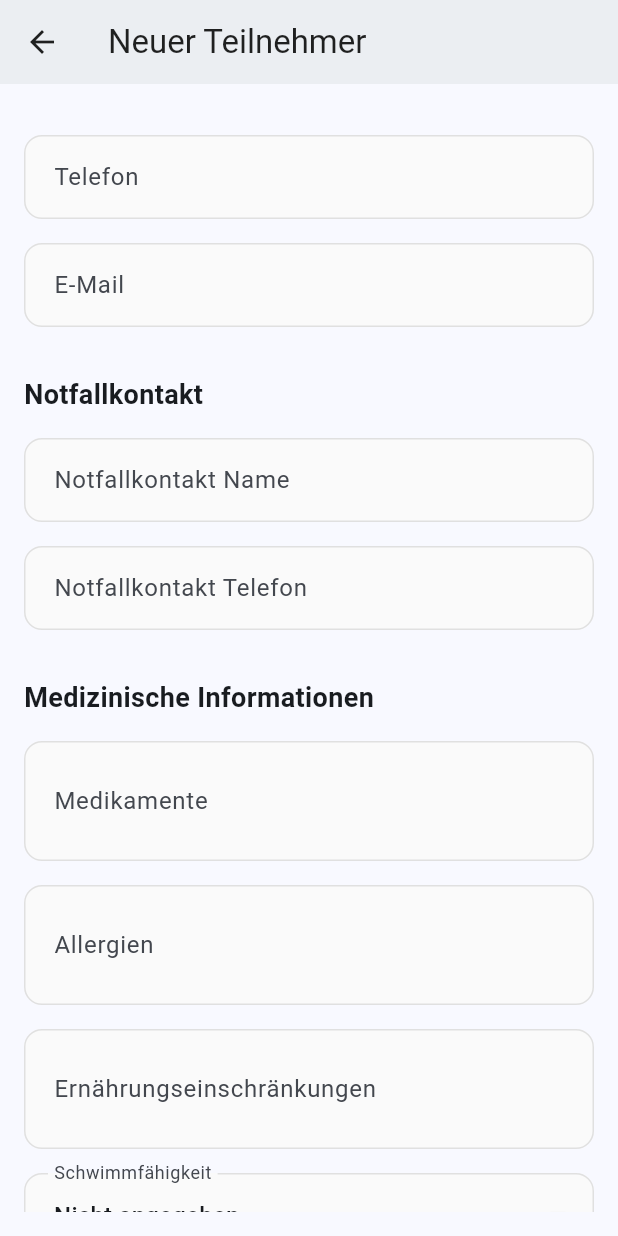
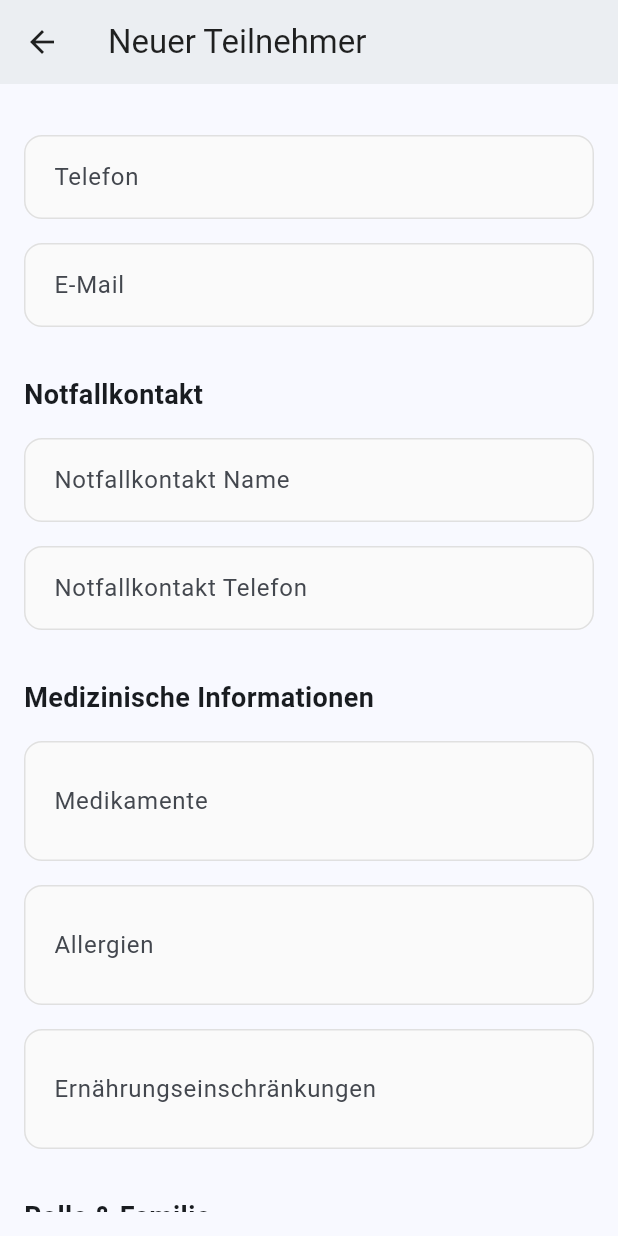
Before and after one commit to ptC7H12/Freizeitkasse, a Flutter app: the ParticipantFormScreen screen opened directly, scrolled down 576 dp, on a phone screen of 412 x 824 dp. Run offline on Flutter 3.47's test engine with Material 3 defaults, Android fonts, the phone set to English and light mode, and no system bars; our stand-ins replace drift, file_picker, fl_chart, flutter_riverpod, logger, pdf and 2 more; missing offline and left inert: barcode, excel; accounts and stored records are empty; generated files the repository leaves out were written again.

Commit message:
fix: Fix participant creation and remove swim ability field
This commit addresses two issues:

1. Fix Ruleset Bug:
   - Ruleset creation/update now properly populates JSON fields (ageGroups, roleDiscounts, familyDiscount)
   - Previously these fields were NULL, causing price calculation to fail
   - Added jsonEncode to convert parsed YAML data to JSON strings for database storage

2. Remove Swim Ability Field:
   - Removed swimAbility column from Participants table
   - Removed swimAbility from ParticipantRepository (create/update methods)
   - Removed swimAbility dropdown from participant form screen
   - Removed swimAbilities constant from AppConstants
   - Removed swimAbility from Excel import/export services

IMPORTANT: Run 'flutter pub run build_runner build --delete-conflicting-outputs'
to regenerate database schema after pulling these changes.

Fixes: Age group lookup returning 0 groups during participant creation

```diff
--- a/lib/data/database/app_database.dart
+++ b/lib/data/database/app_database.dart
@@ -42,7 +42,6 @@ class Participants extends Table {
   TextColumn get medications => text().nullable()();
   TextColumn get allergies => text().nullable()();
   TextColumn get dietaryRestrictions => text().nullable()();
-  TextColumn get swimAbility => text().withLength(max: 50).nullable()();
   TextColumn get notes => text().nullable()();
   BoolColumn get bildungUndTeilhabe => boolean().withDefault(const Constant(false))();
   RealColumn get calculatedPrice => real().withDefault(const Constant(0.0))();
--- a/lib/data/repositories/participant_repository.dart
+++ b/lib/data/repositories/participant_repository.dart
@@ -96,7 +96,6 @@ class ParticipantRepository {
     String? medications,
     String? allergies,
     String? dietaryRestrictions,
-    String? swimAbility,
     String? notes,
     bool bildungUndTeilhabe = false,
     int? roleId,
@@ -129,7 +128,6 @@ class ParticipantRepository {
       medications: Value(medications),
       allergies: Value(allergies),
       dietaryRestrictions: Value(dietaryRestrictions),
-      swimAbility: Value(swimAbility),
       notes: Value(notes),
       bildungUndTeilhabe: Value(bildungUndTeilhabe),
       calculatedPrice: Value(calculatedPrice),
@@ -173,7 +171,6 @@ class ParticipantRepository {
     String? medications,
     String? allergies,
     String? dietaryRestrictions,
-    String? swimAbility,
     String? notes,
     bool? bildungUndTeilhabe,
     int? roleId,
@@ -227,8 +224,6 @@ class ParticipantRepository {
       dietaryRestrictions: dietaryRestrictions != null
           ? Value(dietaryRestrictions)
           : const Value.absent(),
-      swimAbility:
-          swimAbility != null ? Value(swimAbility) : const Value.absent(),
       notes:
           notes != null ? Value(notes) : const Value.absent(),
       bildungUndTeilhabe: bildungUndTeilhabe != null
--- a/lib/screens/participants/participant_form_screen.dart
+++ b/lib/screens/participants/participant_form_screen.dart
@@ -51,9 +51,6 @@ class _ParticipantFormScreenState
   final _discountReasonController = TextEditingController();
 
   // Form State
-  String? _swimAbility;
-
-  // Form State
   DateTime? _birthDate;
   String? _gender;
   bool _bildungUndTeilhabe = false;
@@ -95,7 +92,6 @@ class _ParticipantFormScreenState
           _allergiesController.text = participant.allergies ?? '';
           _dietaryRestrictionsController.text =
               participant.dietaryRestrictions ?? '';
-          _swimAbility = participant.swimAbility;
           _notesController.text = participant.notes ?? '';
           _bildungUndTeilhabe = participant.bildungUndTeilhabe;
           _selectedRoleId = participant.roleId;
@@ -275,9 +271,6 @@ class _ParticipantFormScreenState
               label: 'Ernährungseinschränkungen',
               maxLines: 2,
             ),
-            const SizedBox(height: AppConstants.spacing),
-            _buildSwimAbilityDropdown(),
-
             const SizedBox(height: AppConstants.spacingL),
 
             // Rolle & Familie
@@ -430,33 +423,6 @@ class _ParticipantFormScreenState
       onChanged: (value) {
         setState(() {
           _gender = value;
-        });
-      },
-    );
-  }
-
-  Widget _buildSwimAbilityDropdown() {
-    return DropdownButtonFormField<String?>(
-      value: _swimAbility?.isEmpty ?? true ? null : _swimAbility,
-      decoration: const InputDecoration(
-        labelText: 'Schwimmfähigkeit',
-        hintText: 'Bitte auswählen',
-      ),
-      items: [
-        const DropdownMenuItem<String?>(
-          value: null,
-          child: Text('Nicht angegeben'),
-        ),
-        ...AppConstants.swimAbilities.map(
-          (ability) => DropdownMenuItem<String?>(
-            value: ability,
-            child: Text(ability),
-          ),
-        ),
-      ],
-      onChanged: (value) {
-        setState(() {
-          _swimAbility = value;
         });
       },
     );
@@ -669,7 +635,6 @@ class _ParticipantFormScreenState
           dietaryRestrictions: _dietaryRestrictionsController.text.isNotEmpty
               ? _dietaryRestrictionsController.text
               : null,
-          swimAbility: _swimAbility,
           notes: _notesController.text.isNotEmpty ? _notesController.text : null,
           bildungUndTeilhabe: _bildungUndTeilhabe,
           roleId: _selectedRoleId,
@@ -713,7 +678,6 @@ class _ParticipantFormScreenState
           dietaryRestrictions: _dietaryRestrictionsController.text.isNotEmpty
               ? _dietaryRestrictionsController.text
               : null,
-          swimAbility: _swimAbility,
           notes: _notesController.text.isNotEmpty ? _notesController.text : null,
           bildungUndTeilhabe: _bildungUndTeilhabe,
           roleId: _selectedRoleId,
--- a/lib/services/participant_excel_service.dart
+++ b/lib/services/participant_excel_service.dart
@@ -37,7 +37,6 @@ class ParticipantExcelService {
       'Medikamente',
       'Allergien',
       'Ernährungseinschränkungen',
-      'Schwimmfähigkeit',
       'Notizen',
       'Bildung & Teilhabe',
       'Rolle ID',
@@ -79,7 +78,6 @@ class ParticipantExcelService {
         participant.medications ?? '',
         participant.allergies ?? '',
         participant.dietaryRestrictions ?? '',
-        participant.swimAbility ?? '',
         participant.notes ?? '',
         participant.bildungUndTeilhabe ? 'Ja' : 'Nein',
         participant.roleId?.toString() ?? '',
@@ -256,7 +254,6 @@ class ParticipantExcelService {
       'Medikamente',
       'Allergien',
       'Ernährungseinschränkungen',
-      'Schwimmfähigkeit',
       'Notizen',
       'Bildung & Teilhabe (Ja/Nein)',
     ];
--- a/lib/utils/constants.dart
+++ b/lib/utils/constants.dart
@@ -149,18 +149,6 @@ class AppConstants {
     'Sonstige',
   ];
 
-  // ===== SCHWIMMFÄHIGKEITEN =====
-
-  /// Standard Schwimmfähigkeiten
-  static const List<String> swimAbilities = [
-    'Nichtschwimmer',
-    'Seepferdchen',
-    'Bronze',
-    'Silber',
-    'Gold',
-    'Rettungsschwimmer',
-  ];
-
   // ===== VALIDIERUNGS-KONSTANTEN =====
 
   /// Minimale Passwort-Länge (falls später benötigt)
```
Also changed, not shown: lib/data/repositories/ruleset_repository.dart (+32 -6 lines), lib/services/excel_import_service.dart (+0 -7 lines).
